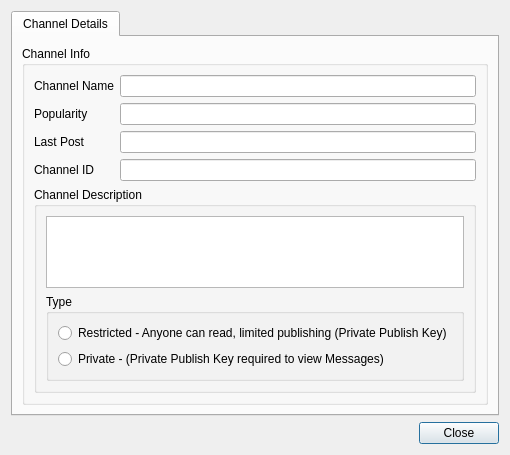
Old version of the form retroshare-gui/src/gui/channels/ChannelDetails.ui in the repository RetroShare/RetroShare.
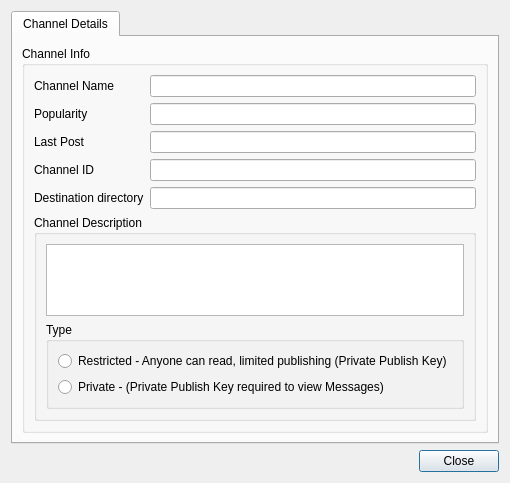
New version of the form. Icons and pictures are not drawn.

Commit message: Channels: - Use destination directory when manually downloading a file from a channel - Show destination directory in channel details - Fixed utf8 issue when choosing the destination directory

Patch:
```diff
--- a/retroshare-gui/src/gui/channels/ChannelDetails.ui
+++ b/retroshare-gui/src/gui/channels/ChannelDetails.ui
@@ -7,7 +7,7 @@
     <x>0</x>
     <y>0</y>
     <width>455</width>
-    <height>408</height>
+    <height>417</height>
    </rect>
   </property>
   <property name="windowTitle">
@@ -46,7 +46,11 @@
            </widget>
           </item>
           <item row="0" column="1">
-           <widget class="QLineEdit" name="nameline"/>
+           <widget class="QLineEdit" name="nameline">
+            <property name="readOnly">
+             <bool>true</bool>
+            </property>
+           </widget>
           </item>
           <item row="1" column="0">
            <widget class="QLabel" name="label_10">
@@ -84,7 +88,11 @@
            </widget>
           </item>
           <item row="3" column="1">
-           <widget class="QLineEdit" name="IDline"/>
+           <widget class="QLineEdit" name="IDline">
+            <property name="readOnly">
+             <bool>true</bool>
+            </property>
+           </widget>
           </item>
           <item row="5" column="0" colspan="2">
            <widget class="QGroupBox" name="groupBox">
@@ -93,7 +101,11 @@
             </property>
             <layout class="QGridLayout">
              <item row="0" column="0">
-              <widget class="QTextEdit" name="DescriptiontextEdit"/>
+              <widget class="QTextEdit" name="DescriptiontextEdit">
+               <property name="readOnly">
+                <bool>true</bool>
+               </property>
+              </widget>
              </item>
              <item row="1" column="0">
               <widget class="QGroupBox" name="groupBox_3">
@@ -121,6 +133,20 @@
             </layout>
            </widget>
           </item>
+          <item row="4" column="0">
+           <widget class="QLabel" name="label_3">
+            <property name="text">
+             <string>Destination directory</string>
+            </property>
+           </widget>
+          </item>
+          <item row="4" column="1">
+           <widget class="QLineEdit" name="destinationDirectoryLineEdit">
+            <property name="readOnly">
+             <bool>true</bool>
+            </property>
+           </widget>
+          </item>
          </layout>
         </widget>
        </item>
```
Left out of the diff: 12 changed lines with no effect on the pictures. The commit also changes 5 other files.
